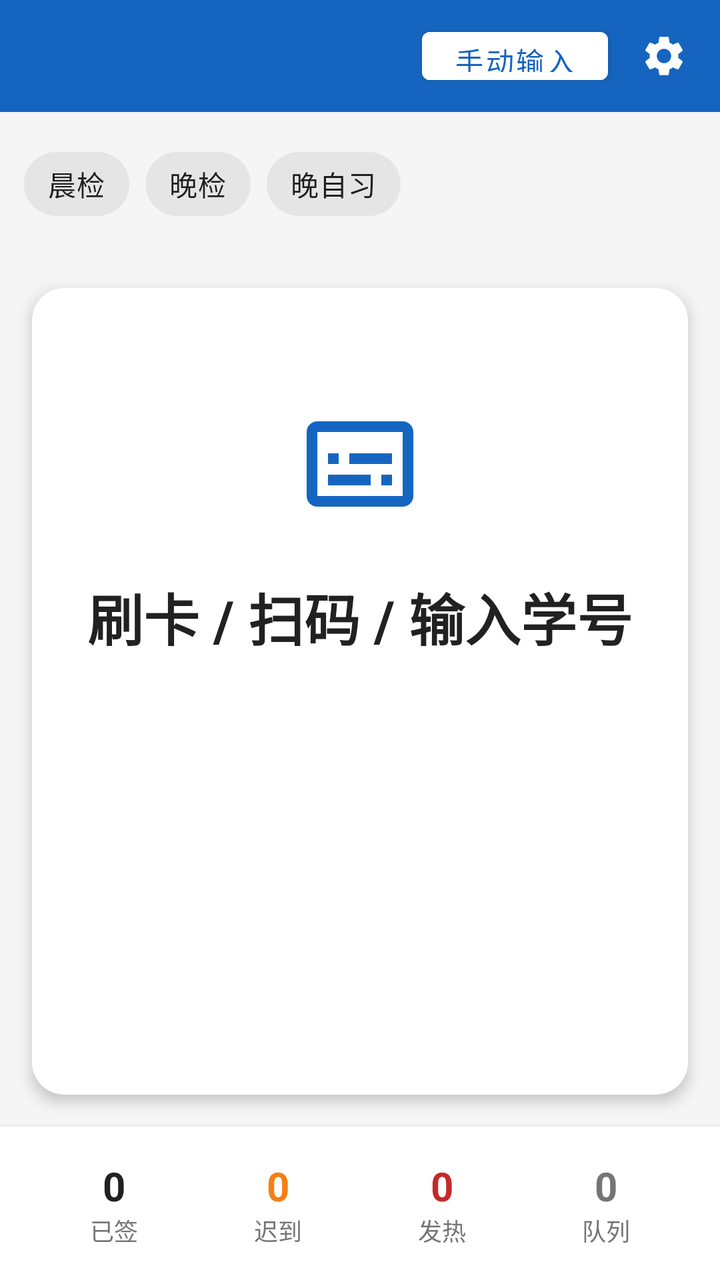
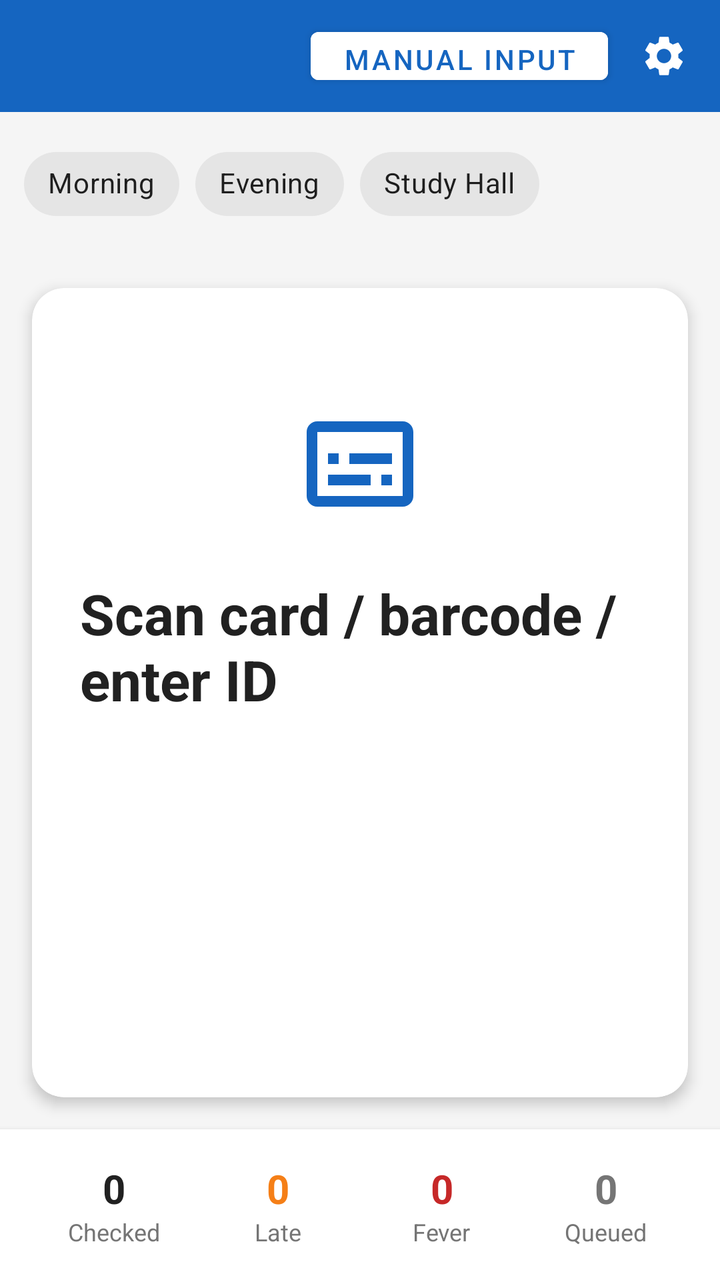

An Android layout rendered at two revisions. The XML below is the earlier revision; the diff shows what the commit changed to produce the second picture.
<!-- AndroidManifest.xml: application theme Theme.DormCheck -->
<!-- res/layout/activity_checkin.xml -->
<?xml version="1.0" encoding="utf-8"?>
<FrameLayout xmlns:android="http://schemas.android.com/apk/res/android"
    xmlns:app="http://schemas.android.com/apk/res-auto"
    android:layout_width="match_parent"
    android:layout_height="match_parent">

<LinearLayout
    android:id="@+id/main_content"
    android:layout_width="match_parent"
    android:layout_height="match_parent"
    android:background="@color/background"
    android:orientation="vertical">

    
    <LinearLayout
        android:layout_width="match_parent"
        android:layout_height="56dp"
        android:background="@color/primary"
        android:gravity="center_vertical"
        android:orientation="horizontal"
        android:paddingStart="16dp"
        android:paddingEnd="8dp">

        <TextView
            android:id="@+id/text_device_name"
            android:layout_width="0dp"
            android:layout_height="wrap_content"
            android:layout_weight="1"
            android:textColor="@color/white"
            android:textSize="16sp" />

        <Button
            android:id="@+id/btn_manual_input"
            android:layout_width="wrap_content"
            android:layout_height="36dp"
            android:text="@string/manual_input"
            android:textSize="14sp"
            android:layout_marginEnd="8dp"
            android:backgroundTint="@color/white"
            android:textColor="@color/primary" />

        <ImageButton
            android:id="@+id/btn_settings"
            android:layout_width="40dp"
            android:layout_height="40dp"
            android:background="?attr/selectableItemBackgroundBorderless"
            android:src="@drawable/ic_settings"
            android:contentDescription="@string/settings"
            app:tint="@color/white" />

    </LinearLayout>

    
    <EditText
        android:id="@+id/edit_barcode"
        android:layout_width="0dp"
        android:layout_height="0dp"
        android:inputType="number"
        android:imeOptions="actionDone"
        android:importantForAutofill="no" />

    
    <com.google.android.material.chip.ChipGroup
        android:id="@+id/chip_group_check_type"
        android:layout_width="match_parent"
        android:layout_height="wrap_content"
        android:padding="12dp"
        app:singleSelection="true"
        app:selectionRequired="true">

        <com.google.android.material.chip.Chip
            android:id="@+id/chip_morning"
            style="@style/Widget.MaterialComponents.Chip.Choice"
            android:layout_width="wrap_content"
            android:layout_height="wrap_content"
            android:text="@string/check_type_morning" />

        <com.google.android.material.chip.Chip
            android:id="@+id/chip_evening"
            style="@style/Widget.MaterialComponents.Chip.Choice"
            android:layout_width="wrap_content"
            android:layout_height="wrap_content"
            android:text="@string/check_type_evening" />

        <com.google.android.material.chip.Chip
            android:id="@+id/chip_studyhall"
            style="@style/Widget.MaterialComponents.Chip.Choice"
            android:layout_width="wrap_content"
            android:layout_height="wrap_content"
            android:text="@string/check_type_studyhall" />

    </com.google.android.material.chip.ChipGroup>

    
    <androidx.cardview.widget.CardView
        android:id="@+id/card_result"
        android:layout_width="match_parent"
        android:layout_height="0dp"
        android:layout_weight="1"
        android:layout_margin="16dp"
        app:cardCornerRadius="16dp"
        app:cardElevation="4dp">

        <RelativeLayout
            android:layout_width="match_parent"
            android:layout_height="match_parent"
            android:padding="24dp">

            <ImageView
                android:id="@+id/icon_status"
                android:layout_width="64dp"
                android:layout_height="64dp"
                android:layout_centerHorizontal="true"
                android:layout_marginTop="32dp"
                android:src="@drawable/ic_card_scan"
                android:contentDescription="状态" />

            <TextView
                android:id="@+id/text_status"
                style="@style/BigStatusText"
                android:layout_width="wrap_content"
                android:layout_height="wrap_content"
                android:layout_below="@id/icon_status"
                android:layout_centerHorizontal="true"
                android:layout_marginTop="24dp"
                android:text="@string/checkin_ready" />

            <TextView
                android:id="@+id/text_student_name"
                style="@style/StudentNameText"
                android:layout_width="wrap_content"
                android:layout_height="wrap_content"
                android:layout_below="@id/text_status"
                android:layout_centerHorizontal="true"
                android:layout_marginTop="16dp" />

            <TextView
                android:id="@+id/text_student_info"
                style="@style/TemperatureText"
                android:layout_width="wrap_content"
                android:layout_height="wrap_content"
                android:layout_below="@id/text_student_name"
                android:layout_centerHorizontal="true"
                android:layout_marginTop="8dp" />

            <ProgressBar
                android:id="@+id/progress_checkin"
                android:layout_width="48dp"
                android:layout_height="48dp"
                android:layout_centerInParent="true"
                android:visibility="gone" />

        </RelativeLayout>

    </androidx.cardview.widget.CardView>

    
    <LinearLayout
        android:layout_width="match_parent"
        android:layout_height="wrap_content"
        android:orientation="horizontal"
        android:padding="16dp"
        android:background="@color/card_background"
        android:elevation="4dp">

        <LinearLayout
            android:layout_width="0dp"
            android:layout_height="wrap_content"
            android:layout_weight="1"
            android:gravity="center"
            android:orientation="vertical">

            <TextView
                android:id="@+id/text_stat_checked"
                style="@style/StatValue"
                android:layout_width="wrap_content"
                android:layout_height="wrap_content"
                android:text="0" />

            <TextView
                style="@style/StatLabel"
                android:layout_width="wrap_content"
                android:layout_height="wrap_content"
                android:text="@string/stats_checked" />

        </LinearLayout>

        <LinearLayout
            android:layout_width="0dp"
            android:layout_height="wrap_content"
            android:layout_weight="1"
            android:gravity="center"
            android:orientation="vertical">

            <TextView
                android:id="@+id/text_stat_late"
                style="@style/StatValue"
                android:layout_width="wrap_content"
                android:layout_height="wrap_content"
                android:text="0"
                android:textColor="@color/warning" />

            <TextView
                style="@style/StatLabel"
                android:layout_width="wrap_content"
                android:layout_height="wrap_content"
                android:text="@string/stats_late" />

        </LinearLayout>

        <LinearLayout
            android:layout_width="0dp"
            android:layout_height="wrap_content"
            android:layout_weight="1"
            android:gravity="center"
            android:orientation="vertical">

            <TextView
                android:id="@+id/text_stat_fever"
                style="@style/StatValue"
                android:layout_width="wrap_content"
                android:layout_height="wrap_content"
                android:text="0"
                android:textColor="@color/error" />

            <TextView
                style="@style/StatLabel"
                android:layout_width="wrap_content"
                android:layout_height="wrap_content"
                android:text="@string/stats_fever" />

        </LinearLayout>

        <LinearLayout
            android:layout_width="0dp"
            android:layout_height="wrap_content"
            android:layout_weight="1"
            android:gravity="center"
            android:orientation="vertical">

            <TextView
                android:id="@+id/text_stat_queued"
                style="@style/StatValue"
                android:layout_width="wrap_content"
                android:layout_height="wrap_content"
                android:text="0"
                android:textColor="@color/text_secondary" />

            <TextView
                style="@style/StatLabel"
                android:layout_width="wrap_content"
                android:layout_height="wrap_content"
                android:text="@string/stats_queued" />

        </LinearLayout>

        <com.google.android.material.button.MaterialButton
            android:id="@+id/btn_sync"
            style="@style/Widget.MaterialComponents.Button.TextButton"
            android:layout_width="wrap_content"
            android:layout_height="wrap_content"
            android:text="@string/sync_now"
            android:visibility="gone" />

    </LinearLayout>

</LinearLayout>

    
    <LinearLayout
        android:id="@+id/overlay_temperature"
        android:layout_width="match_parent"
        android:layout_height="match_parent"
        android:orientation="vertical"
        android:background="@color/card_background"
        android:visibility="gone"
        android:clickable="true"
        android:elevation="8dp">

        
        <LinearLayout
            android:layout_width="match_parent"
            android:layout_height="wrap_content"
            android:orientation="vertical"
            android:background="@color/primary"
            android:padding="16dp"
            android:gravity="center">

            <TextView
                android:id="@+id/text_temp_student_name"
                android:layout_width="match_parent"
                android:layout_height="wrap_content"
                android:textSize="24sp"
                android:textStyle="bold"
                android:textColor="@color/white"
                android:gravity="center" />

            <TextView
                android:id="@+id/text_temp_student_id"
                android:layout_width="match_parent"
                android:layout_height="wrap_content"
                android:textSize="14sp"
                android:fontFamily="monospace"
                android:textColor="#B3FFFFFF"
                android:gravity="center"
                android:visibility="gone" />

        </LinearLayout>

        
        <LinearLayout
            android:id="@+id/layout_temp_reading"
            android:layout_width="match_parent"
            android:layout_height="0dp"
            android:layout_weight="1"
            android:orientation="vertical"
            android:gravity="center"
            android:padding="24dp">

            <TextView
                android:id="@+id/text_temp_status"
                android:layout_width="wrap_content"
                android:layout_height="wrap_content"
                android:text="测量中…"
                android:textSize="18sp"
                android:textColor="@color/text_secondary"
                android:layout_marginBottom="16dp" />

            <LinearLayout
                android:layout_width="wrap_content"
                android:layout_height="wrap_content"
                android:orientation="horizontal"
                android:gravity="center_vertical">

                <TextView
                    android:id="@+id/text_temp_display"
                    android:layout_width="wrap_content"
                    android:layout_height="wrap_content"
                    android:minWidth="180dp"
                    android:textSize="72sp"
                    android:fontFamily="monospace"
                    android:textStyle="bold"
                    android:textColor="@color/text_secondary"
                    android:gravity="center"
                    android:text="--.-" />

                <TextView
                    android:layout_width="wrap_content"
                    android:layout_height="wrap_content"
                    android:text="°C"
                    android:textSize="28sp"
                    android:textColor="@color/text_secondary"
                    android:layout_gravity="top"
                    android:layout_marginStart="4dp"
                    android:layout_marginTop="12dp" />

            </LinearLayout>

            <TextView
                android:id="@+id/text_temp_hint"
                android:layout_width="wrap_content"
                android:layout_height="wrap_content"
                android:text="请将体温计对准额头"
                android:textSize="14sp"
                android:textColor="@color/text_secondary"
                android:layout_marginTop="16dp" />

        </LinearLayout>

        
        <GridLayout
            android:id="@+id/grid_numpad"
            android:layout_width="match_parent"
            android:layout_height="wrap_content"
            android:paddingStart="16dp"
            android:paddingEnd="16dp"
            android:columnCount="3"
            android:rowCount="4"
            android:visibility="gone">

            <com.google.android.material.button.MaterialButton
                android:id="@+id/btn_num_1"
                style="@style/NumpadButton"
                android:text="1" />

            <com.google.android.material.button.MaterialButton
                android:id="@+id/btn_num_2"
                style="@style/NumpadButton"
                android:text="2" />

            <com.google.android.material.button.MaterialButton
                android:id="@+id/btn_num_3"
                style="@style/NumpadButton"
                android:text="3" />

            <com.google.android.material.button.MaterialButton
                android:id="@+id/btn_num_4"
                style="@style/NumpadButton"
                android:text="4" />

            <com.google.android.material.button.MaterialButton
                android:id="@+id/btn_num_5"
                style="@style/NumpadButton"
                android:text="5" />

            <com.google.android.material.button.MaterialButton
                android:id="@+id/btn_num_6"
                style="@style/NumpadButton"
                android:text="6" />

            <com.google.android.material.button.MaterialButton
                android:id="@+id/btn_num_7"
                style="@style/NumpadButton"
                android:text="7" />

            <com.google.android.material.button.MaterialButton
                android:id="@+id/btn_num_8"
                style="@style/NumpadButton"
                android:text="8" />

            <com.google.android.material.button.MaterialButton
                android:id="@+id/btn_num_9"
                style="@style/NumpadButton"
                android:text="9" />

            <com.google.android.material.button.MaterialButton
                android:id="@+id/btn_num_dot"
                style="@style/NumpadButton"
                android:text="." />

            <com.google.android.material.button.MaterialButton
                android:id="@+id/btn_num_0"
                style="@style/NumpadButton"
                android:text="0" />

            <com.google.android.material.button.MaterialButton
                android:id="@+id/btn_num_back"
                style="@style/NumpadButton"
                android:text="⌫" />

        </GridLayout>

        
        <LinearLayout
            android:layout_width="match_parent"
            android:layout_height="wrap_content"
            android:orientation="horizontal"
            android:padding="12dp">

            <com.google.android.material.button.MaterialButton
                android:id="@+id/btn_temp_cancel"
                style="@style/Widget.MaterialComponents.Button.OutlinedButton"
                android:layout_width="0dp"
                android:layout_height="52dp"
                android:layout_weight="1"
                android:text="@string/cancel"
                android:textSize="16sp"
                android:textColor="@color/text_secondary"
                android:layout_marginEnd="6dp"
                android:insetTop="0dp"
                android:insetBottom="0dp"
                app:cornerRadius="12dp"
                app:strokeColor="@color/divider" />

            <com.google.android.material.button.MaterialButton
                android:id="@+id/btn_temp_manual"
                style="@style/Widget.MaterialComponents.Button.OutlinedButton"
                android:layout_width="0dp"
                android:layout_height="52dp"
                android:layout_weight="1"
                android:text="手动输入"
                android:textSize="16sp"
                android:textColor="@color/primary"
                android:layout_marginStart="6dp"
                android:layout_marginEnd="6dp"
                android:insetTop="0dp"
                android:insetBottom="0dp"
                app:cornerRadius="12dp"
                app:strokeColor="@color/primary" />

            <com.google.android.material.button.MaterialButton
                android:id="@+id/btn_temp_confirm"
                android:layout_width="0dp"
                android:layout_height="52dp"
                android:layout_weight="1"
                android:text="@string/confirm"
                android:textSize="16sp"
                android:textStyle="bold"
                android:layout_marginStart="6dp"
                android:insetTop="0dp"
                android:insetBottom="0dp"
                app:cornerRadius="12dp"
                app:backgroundTint="@color/primary"
                android:textColor="@color/white" />

        </LinearLayout>

    </LinearLayout>

</FrameLayout>
<!-- resources referenced by this layout -->
<resources>
  <color name="background">#F5F5F5</color>
  <color name="card_background">#FFFFFF</color>
  <color name="divider">#BDBDBD</color>
  <color name="error">#C62828</color>
  <color name="primary">#1565C0</color>
  <color name="text_secondary">#757575</color>
  <color name="warning">#F57F17</color>
  <color name="white">#FFFFFF</color>
  <!-- drawable ic_card_scan (drawable) -->
  <vector xmlns:android="http://schemas.android.com/apk/res/android"
      android:width="64dp"
      android:height="64dp"
      android:viewportWidth="24"
      android:viewportHeight="24">
      <path
          android:fillColor="#1565C0"
          android:pathData="M20,4H4C2.89,4 2,4.89 2,6V18C2,19.11 2.89,20 4,20H20C21.11,20 22,19.11 22,18V6C22,4.89 21.11,4 20,4ZM20,18H4V6H20V18ZM6,10H8V12H6V10ZM6,14H14V16H6V14ZM16,14H18V16H16V14ZM10,10H18V12H10V10Z" />
  </vector>
  <string name="cancel">取消</string>
  <string name="check_type_evening">晚检</string>
  <string name="check_type_morning">晨检</string>
  <string name="check_type_studyhall">晚自习</string>
  <string name="checkin_ready">刷卡 / 扫码 / 输入学号</string>
  <string name="confirm">确认</string>
  <string name="manual_input">手动输入</string>
  <string name="settings">设置</string>
  <string name="stats_checked">已签</string>
  <string name="stats_fever">发热</string>
  <string name="stats_late">迟到</string>
  <string name="stats_queued">队列</string>
  <string name="sync_now">立即同步</string>
  <style name="BigStatusText">
          <item name="android:textSize">28sp</item>
          <item name="android:textStyle">bold</item>
          <item name="android:textColor">@color/text_primary</item>
      </style>
  <style name="NumpadButton" parent="Widget.MaterialComponents.Button.OutlinedButton">
          <item name="android:layout_width">0dp</item>
          <item name="android:layout_height">52dp</item>
          <item name="android:layout_columnWeight">1</item>
          <item name="android:layout_margin">3dp</item>
          <item name="android:textSize">22sp</item>
          <item name="android:textColor">@color/text_primary</item>
          <item name="cornerRadius">12dp</item>
          <item name="strokeColor">@color/divider</item>
          <item name="android:insetTop">0dp</item>
          <item name="android:insetBottom">0dp</item>
          <item name="backgroundTint">@color/card_background</item>
      </style>
  <style name="StatLabel">
          <item name="android:textSize">12sp</item>
          <item name="android:textColor">@color/text_secondary</item>
      </style>
  <style name="StatValue">
          <item name="android:textSize">20sp</item>
          <item name="android:textStyle">bold</item>
          <item name="android:textColor">@color/text_primary</item>
      </style>
  <style name="StudentNameText">
          <item name="android:textSize">36sp</item>
          <item name="android:textStyle">bold</item>
          <item name="android:textColor">@color/text_primary</item>
      </style>
  <style name="TemperatureText">
          <item name="android:textSize">24sp</item>
          <item name="android:textColor">@color/text_secondary</item>
      </style>
  <style name="Theme.DormCheck" parent="Theme.MaterialComponents.Light.NoActionBar">
          <item name="colorPrimary">@color/primary</item>
          <item name="colorPrimaryDark">@color/primary_dark</item>
          <item name="colorAccent">@color/accent</item>
          <item name="android:statusBarColor">@color/status_bar</item>
          <item name="android:windowBackground">@color/background</item>
      </style>
  <color name="text_primary">#212121</color>
  <color name="primary_dark">#0D47A1</color>
  <color name="accent">#FF6F00</color>
  <color name="status_bar">#0D47A1</color>
  <!-- unchanged entries left out for length: 1 -->
</resources>

<!-- the commit's change to res/layout/activity_checkin.xml (unified diff, before → after) -->
@@ -113,7 +113,7 @@
                 android:layout_centerHorizontal="true"
                 android:layout_marginTop="32dp"
                 android:src="@drawable/ic_card_scan"
-                android:contentDescription="状态" />
+                android:contentDescription="Status" />
 
             <TextView
                 android:id="@+id/text_status"
@@ -321,7 +321,7 @@
                 android:id="@+id/text_temp_status"
                 android:layout_width="wrap_content"
                 android:layout_height="wrap_content"
-                android:text="测量中…"
+                android:text="Measuring…"
                 android:textSize="18sp"
                 android:textColor="@color/text_secondary"
                 android:layout_marginBottom="16dp" />
@@ -360,7 +360,7 @@
                 android:id="@+id/text_temp_hint"
                 android:layout_width="wrap_content"
                 android:layout_height="wrap_content"
-                android:text="请将体温计对准额头"
+                android:text="Point thermometer at forehead"
                 android:textSize="14sp"
                 android:textColor="@color/text_secondary"
                 android:layout_marginTop="16dp" />
@@ -468,7 +468,7 @@
                 android:layout_width="0dp"
                 android:layout_height="52dp"
                 android:layout_weight="1"
-                android:text="手动输入"
+                android:text="Manual"
                 android:textSize="16sp"
                 android:textColor="@color/primary"
                 android:layout_marginStart="6dp"
<!-- resource entries referenced after the edit -->
@@ -18,19 +18,19 @@
           android:fillColor="#1565C0"
           android:pathData="M20,4H4C2.89,4 2,4.89 2,6V18C2,19.11 2.89,20 4,20H20C21.11,20 22,19.11 22,18V6C22,4.89 21.11,4 20,4ZM20,18H4V6H20V18ZM6,10H8V12H6V10ZM6,14H14V16H6V14ZM16,14H18V16H16V14ZM10,10H18V12H10V10Z" />
   </vector>
-  <string name="cancel">取消</string>
-  <string name="check_type_evening">晚检</string>
-  <string name="check_type_morning">晨检</string>
-  <string name="check_type_studyhall">晚自习</string>
-  <string name="checkin_ready">刷卡 / 扫码 / 输入学号</string>
-  <string name="confirm">确认</string>
-  <string name="manual_input">手动输入</string>
-  <string name="settings">设置</string>
-  <string name="stats_checked">已签</string>
-  <string name="stats_fever">发热</string>
-  <string name="stats_late">迟到</string>
-  <string name="stats_queued">队列</string>
-  <string name="sync_now">立即同步</string>
+  <string name="cancel">Cancel</string>
+  <string name="check_type_evening">Evening</string>
+  <string name="check_type_morning">Morning</string>
+  <string name="check_type_studyhall">Study Hall</string>
+  <string name="checkin_ready">Scan card / barcode / enter ID</string>
+  <string name="confirm">Confirm</string>
+  <string name="manual_input">Manual Input</string>
+  <string name="settings">Settings</string>
+  <string name="stats_checked">Checked</string>
+  <string name="stats_fever">Fever</string>
+  <string name="stats_late">Late</string>
+  <string name="stats_queued">Queued</string>
+  <string name="sync_now">Sync Now</string>
   <style name="BigStatusText">
           <item name="android:textSize">28sp</item>
           <item name="android:textStyle">bold</item>
